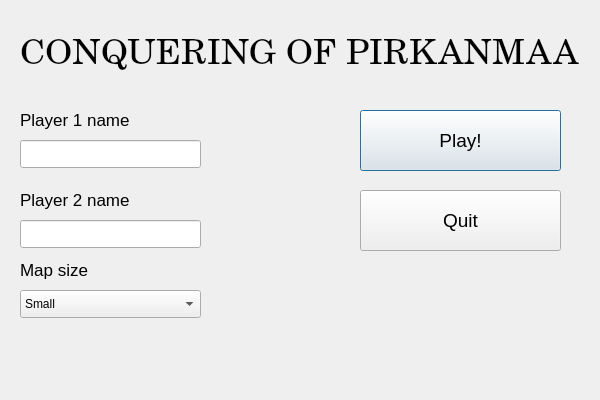
Before: the Qt Designer form Game/mainmenu.ui in AntonKaara/course-project-game, drawn with Qt 5.
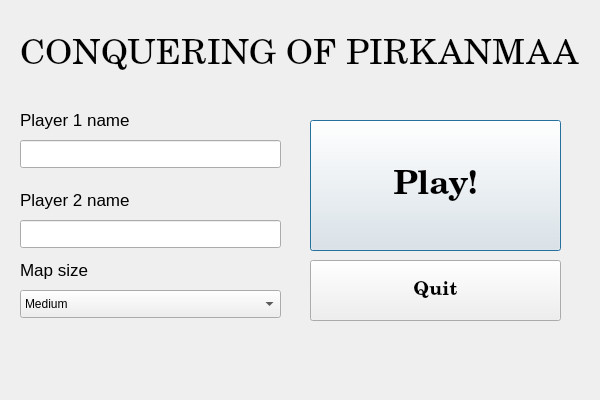
After: the same form once the commit is applied.

What changed in the file:
```diff
--- a/Game/mainmenu.ui
+++ b/Game/mainmenu.ui
@@ -16,15 +16,18 @@
   <widget class="QPushButton" name="playButton">
    <property name="geometry">
     <rect>
-     <x>360</x>
-     <y>110</y>
-     <width>201</width>
-     <height>61</height>
+     <x>310</x>
+     <y>120</y>
+     <width>251</width>
+     <height>131</height>
     </rect>
    </property>
    <property name="font">
     <font>
-     <pointsize>14</pointsize>
+     <family>C059</family>
+     <pointsize>25</pointsize>
+     <weight>75</weight>
+     <bold>true</bold>
     </font>
    </property>
    <property name="text">
@@ -34,15 +37,18 @@
   <widget class="QPushButton" name="quitButton">
    <property name="geometry">
     <rect>
-     <x>360</x>
-     <y>190</y>
-     <width>201</width>
+     <x>310</x>
+     <y>260</y>
+     <width>251</width>
      <height>61</height>
     </rect>
    </property>
    <property name="font">
     <font>
+     <family>C059</family>
      <pointsize>14</pointsize>
+     <weight>75</weight>
+     <bold>true</bold>
     </font>
    </property>
    <property name="text">
@@ -77,7 +83,7 @@
     <rect>
      <x>20</x>
      <y>140</y>
-     <width>181</width>
+     <width>261</width>
      <height>28</height>
     </rect>
    </property>
@@ -108,7 +114,7 @@
     <rect>
      <x>20</x>
      <y>220</y>
-     <width>181</width>
+     <width>261</width>
      <height>28</height>
     </rect>
    </property>
@@ -136,10 +142,13 @@
     <rect>
      <x>20</x>
      <y>290</y>
-     <width>181</width>
+     <width>261</width>
      <height>28</height>
     </rect>
    </property>
+   <property name="currentIndex">
+    <number>1</number>
+   </property>
    <item>
     <property name="text">
      <string>Small</string>
```
